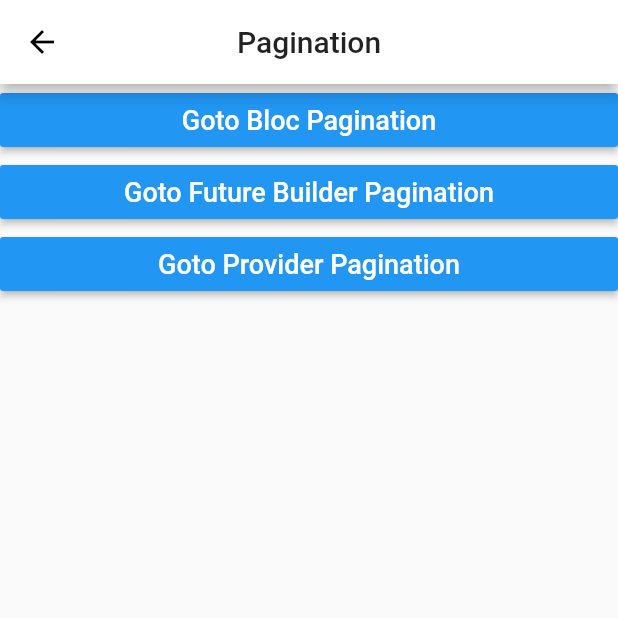
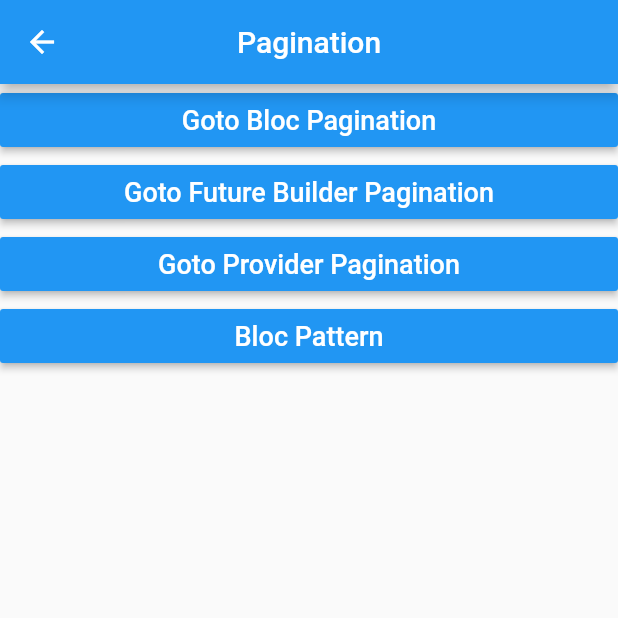
Before and after one commit to SaiyedMustaq/flutterimplimentation, a Flutter app: the screen it shows after launch, after a tap on "Pagination", on a phone screen of 412 x 824 dp, the top half of it. Run offline on Flutter 3.47's test engine with Material 2 defaults, Android fonts, the phone set to English and light mode, and no system bars; our stand-ins replace connectivity, firebase_auth, flutter_bloc, permission_handler, shimmer; missing offline and left inert: flutter_image, incrementally_loading_listview; accounts and stored records are empty; network calls fail.

Commit message:
block using change font size check box switch value

```diff
--- a/lib/main.dart
+++ b/lib/main.dart
@@ -3,7 +3,6 @@ import 'dart:async';
 import 'package:flutter/material.dart';
 import 'package:incrementally_loading_listview/incrementally_loading_listview.dart';
 import 'package:lazy_loading_listview/ApiCall.dart';
-import 'package:lazy_loading_listview/ThemeNotifier.dart';
 import 'package:lazy_loading_listview/checkConnection/ConnectionStatusSingleton.dart';
 import 'package:lazy_loading_listview/nabigationPage/pages.dart';
 import 'package:lazy_loading_listview/pagination/PaginationNavigation.dart';
@@ -23,10 +22,7 @@ void main() {
       ConnectionStatusSingleton.getInstance();
   connectionStatus.initialize();
   runApp(
-    ChangeNotifierProvider<ThemeNotifier>(
-      create: (_) => ThemeNotifier(lightTheme),
-      child: MyApp(),
-    ),
+    MyApp(),
   );
 }
 
@@ -53,11 +49,9 @@ final lightTheme = ThemeData(
 class MyApp extends StatelessWidget {
   @override
   Widget build(BuildContext context) {
-    final themeNotifier = Provider.of<ThemeNotifier>(context);
     return MaterialApp(
       debugShowCheckedModeBanner: false,
       title: 'Flutter Demo',
-      theme: themeNotifier.getTheme(),
       home: MyHomePage(title: 'IncrementallyLoadingListView demo'),
       initialRoute: '/',
       routes: {
@@ -118,17 +112,11 @@ class _MyHomePageState extends State<MyHomePage> {
 
   @override
   Widget build(BuildContext context) {
-    final themeNotifier = Provider.of<ThemeNotifier>(context);
-
     return Scaffold(
         appBar: AppBar(title: Text(widget.title)),
         body: Container(
           child: Column(
             children: [
-              Switch(
-                onChanged: (bool value) => OnOffTogggle(),
-                value: toggleValue,
-              ),
               MaterialButton(
                   minWidth: MediaQuery.of(context).size.width,
                   color: Colors.grey[100],
@@ -186,11 +174,6 @@ class _MyHomePageState extends State<MyHomePage> {
             ],
           ),
         ));
-  }
-
-  OnOffTogggle() {
-    toggleValue = !toggleValue;
-    setState(() {});
   }
 
   buildDynamicKeyUI(List<Data> data) {
--- a/lib/pagination/PaginationNavigation.dart
+++ b/lib/pagination/PaginationNavigation.dart
@@ -1,4 +1,5 @@
 import 'package:flutter/material.dart';
+import 'package:lazy_loading_listview/pagination/blocPattern/blocPatternPage.dart';
 import 'package:lazy_loading_listview/pagination/blocStructure/page/PostsList.dart';
 import 'package:lazy_loading_listview/pagination/futurebuilder/page/FutureBuildePaginationPage.dart';
 import 'package:lazy_loading_listview/pagination/provider/ProviderPagination.dart';
@@ -47,6 +48,11 @@ class PaginationNavigation extends StatelessWidget {
             },
           ),
           MaterialButton(
+            color: Colors.blue,
+            child: Text(
+              'Bloc Pattern',
+              style: TextStyle(color: Colors.white, fontSize: 18.0),
+            ),
             onPressed: () {
               gotoPage(context, 3);
             },
@@ -71,6 +77,8 @@ class PaginationNavigation extends StatelessWidget {
             MaterialPageRoute(builder: (context) => ProviderPaginationPage()));
         break;
       case 3:
+        Navigator.of(context)
+            .push(MaterialPageRoute(builder: (context) => BlocPattenPage()));
         break;
       default:
     }
--- /dev/null
+++ b/lib/pagination/blocPattern/bloc/SettingsEvent.dart
@@ -0,0 +1,20 @@
+abstract class SettingsEvent {
+  final dynamic payload;
+  SettingsEvent({this.payload});
+}
+
+class FontSize extends SettingsEvent {
+  FontSize(double payload) : super(payload: payload);
+}
+
+class Bold extends SettingsEvent {
+  Bold(bool payload) : super(payload: payload);
+}
+
+class Italic extends SettingsEvent {
+  Italic(bool payload) : super(payload: payload);
+}
+
+class SwitchOnOff extends SettingsEvent {
+  SwitchOnOff(bool payload) : super(payload: payload);
+}
--- /dev/null
+++ b/lib/pagination/blocPattern/bloc/SettingsState.dart
@@ -0,0 +1,25 @@
+abstract class SettingsState {
+  final double sliderFontSize;
+  final bool isBold;
+  final bool isItalic;
+  final bool isOn;
+
+  SettingsState({this.sliderFontSize, this.isBold, this.isItalic, this.isOn});
+
+  double get fontSize => sliderFontSize * 30;
+}
+
+class InitialSettingsState extends SettingsState {
+  InitialSettingsState()
+      : super(sliderFontSize: 0.5, isBold: false, isItalic: false, isOn: false);
+}
+
+class NewSettingState extends SettingsState {
+  NewSettingState.fromOldSettingState(SettingsState oldState,
+      {double sliderFontSize, bool isBold, bool isItalic, bool isOn})
+      : super(
+            sliderFontSize: sliderFontSize ?? oldState.sliderFontSize,
+            isBold: isBold ?? oldState.isBold,
+            isItalic: isItalic ?? oldState.isItalic,
+            isOn: isOn ?? oldState.isOn);
+}
--- /dev/null
+++ b/lib/pagination/blocPattern/bloc/blocImpoert.dart
@@ -0,0 +1,6 @@
+
+
+
+
+export 'package:lazy_loading_listview/pagination/blocPattern/bloc/SettingsState.dart';
+export 'package:lazy_loading_listview/pagination/blocPattern/bloc/SettingsEvent.dart';
--- a/lib/pagination/blocStructure/bloc/BeerBloc.dart
+++ b/lib/pagination/blocStructure/bloc/BeerBloc.dart
@@ -15,7 +15,6 @@ class BeerBloc extends Bloc<BeerEvent, BeerState> {
   BeerBloc({
     @required this.beerRepository,
   }) : super(BeerInitialState());
-
   @override
   Stream<BeerState> mapEventToState(BeerEvent event) async* {
     if (event is BeerFetchEvent) {
--- a/lib/pagination/blocStructure/repo/BeerRepository.dart
+++ b/lib/pagination/blocStructure/repo/BeerRepository.dart
@@ -6,7 +6,6 @@ class BeerRepository {
   static const int _perPage = 10;
 
   BeerRepository._();
-
   factory BeerRepository() {
     return _beerRepository;
   }
```
Also changed, not shown: lib/pagination/blocPattern/bloc/SettingsBloc.dart (added, +20 -0 lines), lib/pagination/blocPattern/blocPatternPage.dart (added, +104 -0 lines), lib/pagination/futurebuilder/page/FutureBuildePaginationPage.dart (+5 -3 lines).
